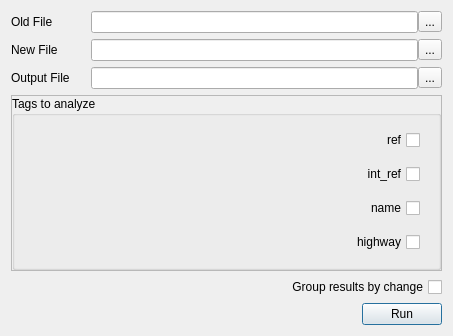
Above: design.ui from KaartGroup/Chameleon before the change. Below: the same form after it.
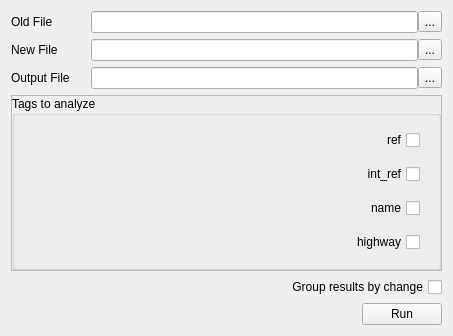
That is the form after the change.

Commit message: Unset run button as default so it behaves, also some code cleanup

What changed in the file:
```diff
--- a/design.ui
+++ b/design.ui
@@ -474,7 +474,7 @@
          <bool>false</bool>
         </property>
         <property name="default">
-         <bool>true</bool>
+         <bool>false</bool>
         </property>
        </widget>
       </item>
```
The commit also changes 1 other file.
